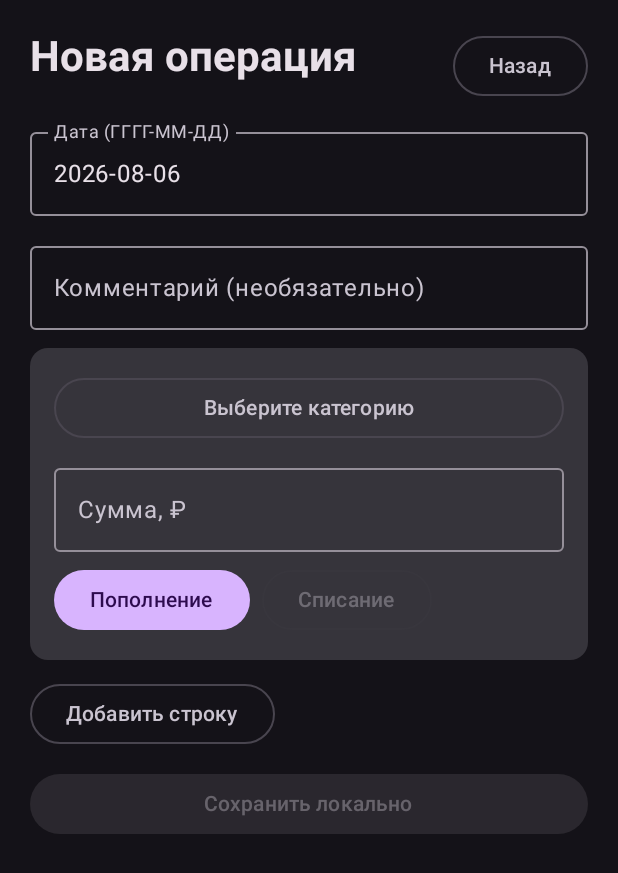
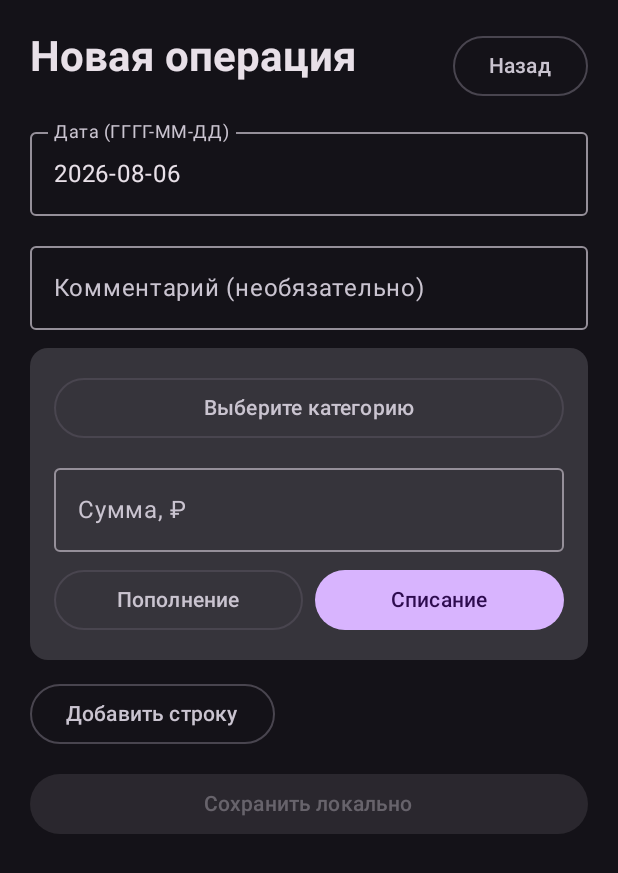
Before and after one commit to mihascor/Reserve_Sin, an Android app built with Jetpack Compose: the composable OperationScreen called with empty values, after a tap on "Списание", on a phone screen of 412 x 824 dp. Shown: the top 873 px of the screen. Run offline under Robolectric (Android 15) with nearby library versions, the light colour scheme and no system bars.

Commit message:
Кнопки правка - 01

```diff
--- a/androidApp/src/main/java/ru/reserve/sin/ui/operation/OperationScreen.kt
+++ b/androidApp/src/main/java/ru/reserve/sin/ui/operation/OperationScreen.kt
@@ -12,9 +12,11 @@ import androidx.compose.foundation.layout.fillMaxSize
 import androidx.compose.foundation.layout.fillMaxWidth
 import androidx.compose.foundation.layout.height
 import androidx.compose.foundation.layout.padding
+import androidx.compose.foundation.layout.weight
 import androidx.compose.foundation.lazy.LazyColumn
 import androidx.compose.foundation.lazy.itemsIndexed
 import androidx.compose.material3.Button
+import androidx.compose.material3.ButtonDefaults
 import androidx.compose.material3.Card
 import androidx.compose.material3.DropdownMenu
 import androidx.compose.material3.DropdownMenuItem
@@ -41,6 +43,8 @@ import kotlinx.coroutines.launch
 import ru.reserve.sin.data.OperationLine
 import ru.reserve.sin.data.ReserveRepository
 import ru.reserve.sin.data.local.CategoryEntity
+import ru.reserve.sin.ui.theme.ReserveSinPrimaryButtonBackground
+import ru.reserve.sin.ui.theme.ReserveSinPrimaryButtonText
 
 data class OperationDraftRow(
     val categoryId: String = "",
@@ -176,9 +180,38 @@ private fun OperationLineEditor(
                 singleLine = true,
                 modifier = Modifier.fillMaxWidth(),
             )
-            Row(horizontalArrangement = Arrangement.spacedBy(8.dp)) {
-                Button(onClick = { onUpdate(row.copy(isIncome = true)) }, enabled = !row.isIncome) { Text("Пополнение") }
-                OutlinedButton(onClick = { onUpdate(row.copy(isIncome = false)) }, enabled = row.isIncome) { Text("Списание") }
+            Row(
+                modifier = Modifier.fillMaxWidth(),
+                horizontalArrangement = Arrangement.spacedBy(8.dp),
+            ) {
+                if (row.isIncome) {
+                    Button(
+                        onClick = {},
+                        modifier = Modifier.weight(1f),
+                        colors = ButtonDefaults.buttonColors(
+                            containerColor = ReserveSinPrimaryButtonBackground,
+                            contentColor = ReserveSinPrimaryButtonText,
+                        ),
+                    ) { Text("Пополнение", maxLines = 1) }
+                } else {
+                    OutlinedButton(onClick = { onUpdate(row.copy(isIncome = true)) }, modifier = Modifier.weight(1f)) {
+                        Text("Пополнение", maxLines = 1)
+                    }
+                }
+                if (row.isIncome) {
+                    OutlinedButton(onClick = { onUpdate(row.copy(isIncome = false)) }, modifier = Modifier.weight(1f)) {
+                        Text("Списание", maxLines = 1)
+                    }
+                } else {
+                    Button(
+                        onClick = {},
+                        modifier = Modifier.weight(1f),
+                        colors = ButtonDefaults.buttonColors(
+                            containerColor = ReserveSinPrimaryButtonBackground,
+                            contentColor = ReserveSinPrimaryButtonText,
+                        ),
+                    ) { Text("Списание", maxLines = 1) }
+                }
                 if (canRemove) OutlinedButton(onClick = onRemove) { Text("Удалить") }
             }
         }
--- a/androidApp/src/main/java/ru/reserve/sin/ui/theme/ReserveSinTheme.kt
+++ b/androidApp/src/main/java/ru/reserve/sin/ui/theme/ReserveSinTheme.kt
@@ -5,9 +5,12 @@ import androidx.compose.material3.darkColorScheme
 import androidx.compose.runtime.Composable
 import androidx.compose.ui.graphics.Color
 
+val ReserveSinPrimaryButtonBackground = Color(0xFFD8B4FE)
+val ReserveSinPrimaryButtonText = Color(0xFF2D0B4E)
+
 private val ReserveSinDarkColors = darkColorScheme(
-    primary = Color(0xFFD8B4FE),
-    onPrimary = Color(0xFF2D0B4E),
+    primary = ReserveSinPrimaryButtonBackground,
+    onPrimary = ReserveSinPrimaryButtonText,
     primaryContainer = Color(0xFF493568),
     onPrimaryContainer = Color(0xFFF2E7FF),
     secondary = Color(0xFFD0C3DC),
```
Also changed, not shown: androidApp/src/main/java/ru/reserve/sin/ui/home/HomeScreen.kt (+25 -3 lines), 1 other file.
